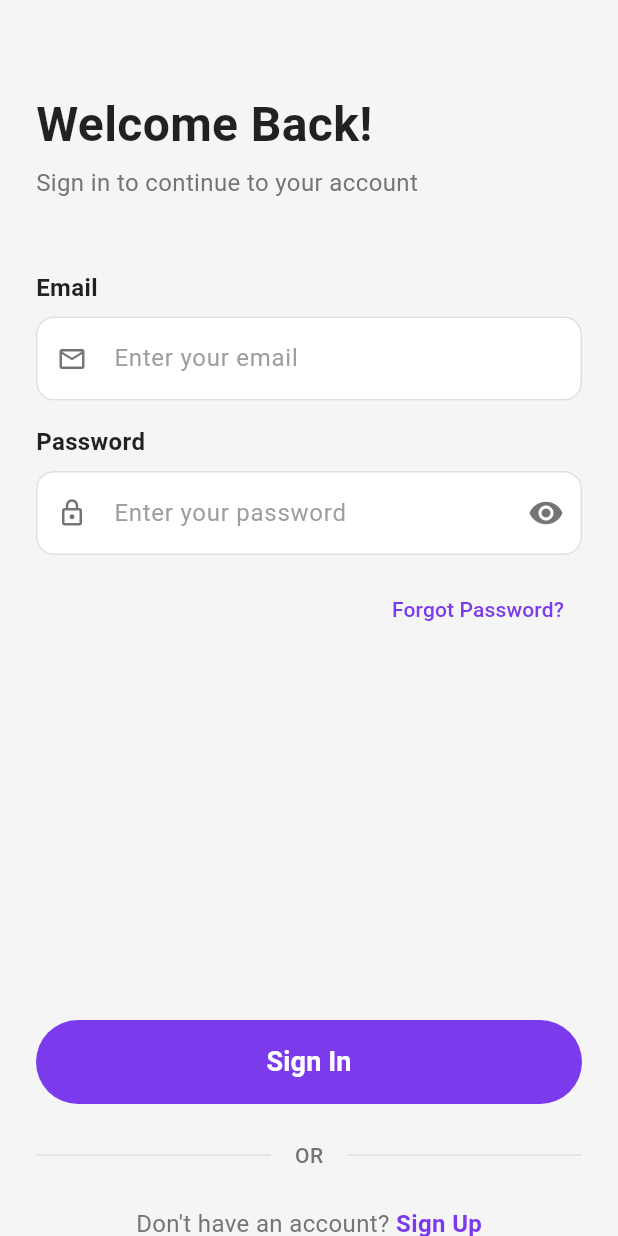
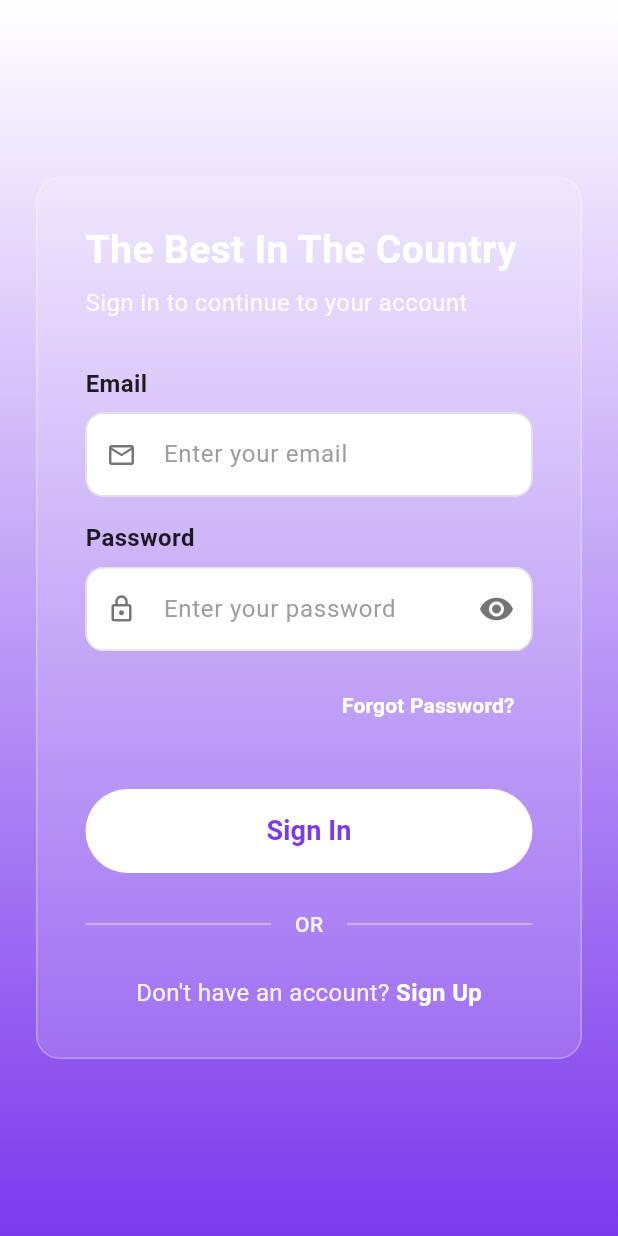
Before and after one commit to Faison2/ayesha_houses, a Flutter app: the LoginScreen screen opened directly with empty values, on a phone screen of 412 x 824 dp. Run offline on Flutter 3.47's test engine with Material 3 defaults, Android fonts, the light colour scheme and no system bars; our stand-ins replace image_picker.

Commit message:
added to ios2

```diff
--- a/smart_landlord/lib/screens/auth/create_account_screen.dart
+++ b/smart_landlord/lib/screens/auth/create_account_screen.dart
@@ -97,8 +97,18 @@ class _CreateAccountScreenState extends State<CreateAccountScreen> {
   @override
   Widget build(BuildContext context) {
     return Scaffold(
-      backgroundColor: const Color(0xFFF5F5F5),
-      body: SafeArea(
+      body: Container(
+        decoration: const BoxDecoration(
+          gradient: LinearGradient(
+            begin: Alignment.topCenter,
+            end: Alignment.bottomCenter,
+            colors: [
+              Colors.white,
+              Colors.white,
+              Color(0xFF7C3AED),
+            ],
+          ),
+        ),
         child: SingleChildScrollView(
           child: Padding(
             padding: const EdgeInsets.all(24),
@@ -382,7 +392,7 @@ class _CreateAccountScreenState extends State<CreateAccountScreen> {
                       onPressed:
                       (_isLoading || !_agreeToTerms) ? null : _createAccount,
                       style: ElevatedButton.styleFrom(
-                        backgroundColor: const Color(0xFF7C3AED),
+                        backgroundColor: Colors.white,
                         foregroundColor: Colors.white,
                         disabledBackgroundColor: Colors.grey.shade300,
                         elevation: 0,
@@ -405,6 +415,7 @@ class _CreateAccountScreenState extends State<CreateAccountScreen> {
                         style: TextStyle(
                           fontSize: 18,
                           fontWeight: FontWeight.w600,
+                          color: Colors.black
                         ),
                       ),
                     ),
@@ -440,7 +451,7 @@ class _CreateAccountScreenState extends State<CreateAccountScreen> {
                         Text(
                           "Already have an account? ",
                           style: TextStyle(
-                            color: Colors.grey.shade600,
+                            color: Colors.white,
                             fontSize: 16,
                           ),
                         ),
@@ -449,7 +460,7 @@ class _CreateAccountScreenState extends State<CreateAccountScreen> {
                           child: const Text(
                             "Sign In",
                             style: TextStyle(
-                              color: Color(0xFF7C3AED),
+                              color: Colors.black,
                               fontSize: 16,
                               fontWeight: FontWeight.w600,
                             ),
--- a/smart_landlord/lib/screens/auth/login_screen.dart
+++ b/smart_landlord/lib/screens/auth/login_screen.dart
@@ -77,25 +77,46 @@ class _LoginScreenState extends State<LoginScreen> {
   @override
   Widget build(BuildContext context) {
     return Scaffold(
-      backgroundColor: const Color(0xFFF5F5F5),
-      body: SafeArea(
+      body: Container(
+        decoration: const BoxDecoration(
+          gradient: LinearGradient(
+            begin: Alignment.topCenter,
+            end: Alignment.bottomCenter,
+            colors: [
+              Colors.white,
+              Color(0xFF7C3AED),
+            ],
+          ),
+        ),
+        child: SafeArea(
+          child: Center(
             child: SingleChildScrollView(
               child: Padding(
                 padding: const EdgeInsets.all(24),
+                child: Container(
+                  constraints: const BoxConstraints(maxWidth: 500),
+                  padding: const EdgeInsets.all(32),
+                  decoration: BoxDecoration(
+                    color: Colors.white.withOpacity(0.15),
+                    borderRadius: BorderRadius.circular(16),
+                    border: Border.all(
+                      color: Colors.white.withOpacity(0.3),
+                      width: 1,
+                    ),
+                  ),
                   child: Form(
                     key: _formKey,
                     child: Column(
+                      mainAxisSize: MainAxisSize.min,
                       crossAxisAlignment: CrossAxisAlignment.start,
                       children: [
-                  const SizedBox(height: 40),
-
                         // Welcome back text
                         const Text(
-                    "Welcome Back!",
+                          "The Best In The Country",
                           style: TextStyle(
-                      fontSize: 32,
+                            fontSize: 26,
                             fontWeight: FontWeight.w700,
-                      color: Colors.black87,
+                            color: Colors.white,
                             height: 1.2,
                           ),
                         ),
@@ -107,12 +128,12 @@ class _LoginScreenState extends State<LoginScreen> {
                           style: TextStyle(
                             fontSize: 16,
                             fontWeight: FontWeight.w400,
-                      color: Colors.grey.shade600,
+                            color: Colors.white.withOpacity(0.9),
                             height: 1.4,
                           ),
                         ),
 
-                  const SizedBox(height: 48),
+                        const SizedBox(height: 32),
 
                         // Email field
                         CustomTextField(
@@ -173,22 +194,23 @@ class _LoginScreenState extends State<LoginScreen> {
                               Navigator.push(
                                 context,
                                 MaterialPageRoute(
-                              builder: (context) => ForgotPasswordScreen(userRole: widget.userRole),
+                                  builder: (context) => ForgotPasswordScreen(
+                                      userRole: widget.userRole),
                                 ),
                               );
                             },
                             child: const Text(
                               "Forgot Password?",
                               style: TextStyle(
-                          color: Color(0xFF7C3AED),
+                                color: Colors.white,
                                 fontSize: 14,
-                          fontWeight: FontWeight.w500,
+                                fontWeight: FontWeight.w600,
                               ),
                             ),
                           ),
                         ),
 
-                  const SizedBox(height: 250),
+                        const SizedBox(height: 32),
 
                         // Login button
                         SizedBox(
@@ -197,8 +219,8 @@ class _LoginScreenState extends State<LoginScreen> {
                           child: ElevatedButton(
                             onPressed: _isLoading ? null : _login,
                             style: ElevatedButton.styleFrom(
-                        backgroundColor: const Color(0xFF7C3AED),
-                        foregroundColor: Colors.white,
+                              backgroundColor: Colors.white,
+                              foregroundColor: const Color(0xFF7C3AED),
                               disabledBackgroundColor: Colors.grey.shade300,
                               elevation: 0,
                               shape: RoundedRectangleBorder(
@@ -211,8 +233,8 @@ class _LoginScreenState extends State<LoginScreen> {
                               width: 20,
                               child: CircularProgressIndicator(
                                 strokeWidth: 2,
-                          valueColor:
-                          AlwaysStoppedAnimation<Color>(Colors.white),
+                                valueColor: AlwaysStoppedAnimation<Color>(
+                                    Color(0xFF7C3AED)),
                               ),
                             )
                                 : const Text(
@@ -230,19 +252,24 @@ class _LoginScreenState extends State<LoginScreen> {
                         // Or divider
                         Row(
                           children: [
-                      Expanded(child: Divider(color: Colors.grey.shade300)),
+                            Expanded(
+                                child: Divider(
+                                    color: Colors.white.withOpacity(0.5))),
                             Padding(
-                        padding: const EdgeInsets.symmetric(horizontal: 16),
+                              padding:
+                              const EdgeInsets.symmetric(horizontal: 16),
                               child: Text(
                                 "OR",
                                 style: TextStyle(
-                            color: Colors.grey.shade600,
+                                  color: Colors.white.withOpacity(0.9),
                                   fontSize: 14,
                                   fontWeight: FontWeight.w500,
                                 ),
                               ),
                             ),
-                      Expanded(child: Divider(color: Colors.grey.shade300)),
+                            Expanded(
+                                child: Divider(
+                                    color: Colors.white.withOpacity(0.5))),
                           ],
                         ),
 
@@ -256,7 +283,7 @@ class _LoginScreenState extends State<LoginScreen> {
                               Text(
                                 "Don't have an account? ",
                                 style: TextStyle(
-                            color: Colors.grey.shade600,
+                                  color: Colors.white.withOpacity(0.9),
                                   fontSize: 16,
                                 ),
                               ),
@@ -265,9 +292,9 @@ class _LoginScreenState extends State<LoginScreen> {
                                 child: const Text(
                                   "Sign Up",
                                   style: TextStyle(
-                              color: Color(0xFF7C3AED),
+                                    color: Colors.white,
                                     fontSize: 16,
-                              fontWeight: FontWeight.w600,
+                                    fontWeight: FontWeight.w700,
                                   ),
                                 ),
                               ),
@@ -280,6 +307,9 @@ class _LoginScreenState extends State<LoginScreen> {
                 ),
               ),
             ),
+          ),
+        ),
+      ),
     );
   }
 }
```
Lines whose indentation alone changed are shown as unchanged.
